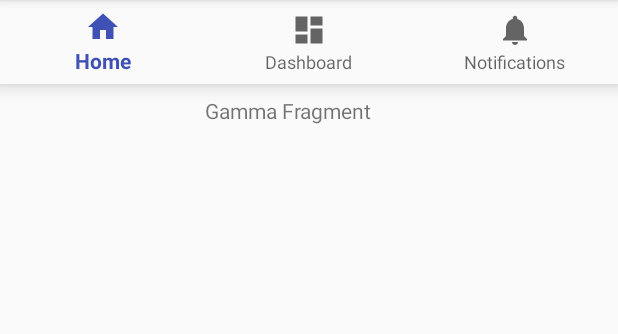
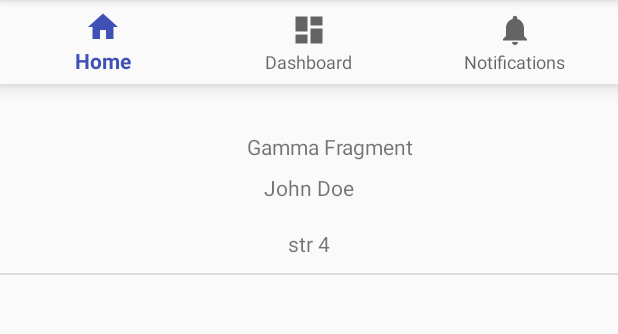
Before and after one commit to erhodes/ArchitectureTesting, an Android app: the fragment GammaFragment placed in its activity, on a phone screen of 412 x 824 dp, the part 84-418 px from its top. Run offline under Robolectric (Android 15) with nearby library versions, the phone set to English and light mode, and no system bars; our stand-ins replace Dagger/Hilt's generated code, Room's generated code.

Commit message:
added list of user attributes to gamma

```diff
--- a/app/build.gradle
+++ b/app/build.gradle
@@ -39,4 +39,6 @@ dependencies {
     implementation "com.google.dagger:dagger-android-support:$daggerVersion"
     annotationProcessor "com.google.dagger:dagger-compiler:$daggerVersion"
     annotationProcessor "com.google.dagger:dagger-android-processor:$daggerVersion"
+
+    implementation "com.google.code.gson:gson:2.8.2"
 }
--- a/app/src/main/java/com/example/e_rho/architecturetesting/MyRepository.java
+++ b/app/src/main/java/com/example/e_rho/architecturetesting/MyRepository.java
@@ -28,9 +28,6 @@ public class MyRepository {
         mUserDao = centralDatabase.userDao();
         mUser = mUserDao.load(1);
         mUserList = mUserDao.loadAll();
-
-//        mUser = new MutableLiveData<>();
-//        mUser.setValue(new User("John", "Doe"));
     }
 
     public LiveData<User> getUser() {
@@ -45,7 +42,6 @@ public class MyRepository {
         new AsyncTask<Void, Void, Void>() {
             @Override
             protected Void doInBackground(Void... voids) {
-                Log.d("Eric","saving user " + user);
                 mUserDao.save(user);
                 return null;
             }
--- a/app/src/main/java/com/example/e_rho/architecturetesting/alpha/AlphaFragment.java
+++ b/app/src/main/java/com/example/e_rho/architecturetesting/alpha/AlphaFragment.java
@@ -24,6 +24,7 @@ import com.example.e_rho.architecturetesting.R;
 import com.example.e_rho.architecturetesting.model.Attribute;
 import com.example.e_rho.architecturetesting.model.User;
 
+import java.util.HashMap;
 import java.util.List;
 
 /**
@@ -96,7 +97,10 @@ public class AlphaFragment extends BaseFragment {
             @Override
             public void onClick(View v) {
                 Attribute strength = new Attribute("Strength", "str", 4);
-                User user = new User("John", "Doe", strength);
+                strength.calculateFinalValue();
+                HashMap<String, Attribute> attributes = new HashMap<>();
+                attributes.put("str",strength);
+                User user = new User("John", "Doe", attributes);
                 mViewModel.addUser(user);
             }
         });
--- a/app/src/main/java/com/example/e_rho/architecturetesting/database/Converters.java
+++ b/app/src/main/java/com/example/e_rho/architecturetesting/database/Converters.java
@@ -1,8 +1,15 @@
 package com.example.e_rho.architecturetesting.database;
 
 import android.arch.persistence.room.TypeConverter;
+import android.util.Log;
 
 import com.example.e_rho.architecturetesting.model.Attribute;
+import com.google.gson.Gson;
+import com.google.gson.GsonBuilder;
+import com.google.gson.reflect.TypeToken;
+
+import java.lang.reflect.Type;
+import java.util.HashMap;
 
 /**
  * Created by e_rho on 2/14/2018.
@@ -19,4 +26,19 @@ public class Converters {
     public static int attributeToInt(Attribute attribute) {
         return attribute.getBaseValue();
     }
+
+    @TypeConverter
+    public static HashMap<String, Attribute> fromString(String json) {
+        Log.d("Eric","deserialzing " + json);
+        Gson gson = new Gson();
+        Type collectionType = new TypeToken<HashMap<String, Attribute>>() {}.getType();
+        return gson.fromJson(json, collectionType);
+    }
+
+    @TypeConverter
+    public static String toString(HashMap<String, Attribute> attributes) {
+        Gson gson = new Gson();
+        Log.d("Eric",gson.toJson(attributes));
+        return gson.toJson(attributes);
+    }
 }
--- a/app/src/main/java/com/example/e_rho/architecturetesting/gamma/GammaFragment.java
+++ b/app/src/main/java/com/example/e_rho/architecturetesting/gamma/GammaFragment.java
@@ -11,6 +11,7 @@ import android.view.ViewGroup;
 import android.widget.ArrayAdapter;
 import android.widget.Button;
 import android.widget.ListView;
+import android.widget.TextView;
 
 import com.example.e_rho.architecturetesting.BaseFragment;
 import com.example.e_rho.architecturetesting.R;
@@ -29,6 +30,7 @@ public class GammaFragment extends BaseFragment {
     private ListView mListView;
     private ArrayAdapter<String> mAdapter;
     private User mUser;
+    private TextView mNameView;
 
     public static GammaFragment newInstance() {
         return new GammaFragment();
@@ -59,7 +61,11 @@ public class GammaFragment extends BaseFragment {
         mViewModel.getUser().observe(this, new android.arch.lifecycle.Observer<User>() {
             @Override
             public void onChanged(@Nullable User user) {
+                if (user == null) {
+                    return;
+                }
                 mUser = user;
+                updateUser(user);
             }
         });
     }
@@ -73,6 +79,7 @@ public class GammaFragment extends BaseFragment {
         mAdapter = new ArrayAdapter<>(getActivity(), R.layout.listview_string);
         mListView.setAdapter(mAdapter);
 
+        mNameView = view.findViewById(R.id.charNameText);
         Button changeNameButton = (Button) view.findViewById(R.id.button);
         changeNameButton.setOnClickListener(new View.OnClickListener() {
             @Override
@@ -86,13 +93,22 @@ public class GammaFragment extends BaseFragment {
         addUserButton.setOnClickListener(new View.OnClickListener() {
             @Override
             public void onClick(View v) {
-                Attribute strength = new Attribute("Strength", "str", 4);
-                User user = new User("John", "Doe", strength);
-                mViewModel.addUser(user);
+                // this does nothing
             }
         });
 
         return view;
+    }
+
+    private void updateUser(User user) {
+        mNameView.setText(user.getFullName());
+        // todo: list all the attributes
+        mAdapter.clear();
+        for (Attribute attribute : user.getAttributes().values()) {
+            mAdapter.add(attribute.toString());
+        }
+        mAdapter.notifyDataSetChanged();
+        mListView.invalidate();
     }
 
     public void displayStrings(List<String> strings) {
--- a/app/src/main/java/com/example/e_rho/architecturetesting/model/Attribute.java
+++ b/app/src/main/java/com/example/e_rho/architecturetesting/model/Attribute.java
@@ -1,4 +1,8 @@
 package com.example.e_rho.architecturetesting.model;
+
+import android.util.Log;
+
+import com.google.gson.annotations.Expose;
 
 /**
  * Created by e_rho on 2/14/2018.
@@ -8,12 +12,17 @@ public class Attribute {
     protected String mName, mKey;
     protected int mBaseValue, mModifier, mFinalValue;
 
-    public Attribute() {}
-
     public Attribute (int n) {
         mBaseValue = n;
         calculateFinalValue();
     }
+
+    public Attribute(String key, int baseValue) {
+        mKey = key;
+        mBaseValue = baseValue;
+        calculateFinalValue();
+    }
+
     public Attribute(String name, String key, int baseValue) {
         mName = name;
         mKey = key;
@@ -21,6 +30,9 @@ public class Attribute {
         calculateFinalValue();
     }
 
+    public String toString() {
+        return mKey + " " + mFinalValue;
+    }
     public void addModifier(int modifier) {
         mModifier += modifier;
         calculateFinalValue();
--- a/app/src/main/java/com/example/e_rho/architecturetesting/model/User.java
+++ b/app/src/main/java/com/example/e_rho/architecturetesting/model/User.java
@@ -3,6 +3,7 @@ package com.example.e_rho.architecturetesting.model;
 import android.arch.persistence.room.Entity;
 import android.arch.persistence.room.PrimaryKey;
 
+import java.util.HashMap;
 import java.util.Locale;
 
 /**
@@ -13,19 +14,22 @@ public class User {
     @PrimaryKey(autoGenerate = true)
     private int uid;
 
-    private Attribute strength;
+    private HashMap<String, Attribute> attributes;
     private String firstName, lastName;
 
-    public User(String firstName, String lastName, Attribute strength){
+    public User(String firstName, String lastName, HashMap<String, Attribute> attributes){
         this.firstName = firstName;
         this.lastName = lastName;
-        this.strength = strength;
+        this.attributes = attributes;
     }
 
     public String toString() {
-        return String.format(Locale.CANADA,"%d: %s %s. Strength %d", uid, firstName, lastName, strength.getFinalValue());
+        return String.format(Locale.CANADA,"%d: %s %s. Strength %d", uid, firstName, lastName, attributes.get("str").getFinalValue());
     }
 
+    public String getFullName() {
+        return firstName + " " + lastName;
+    }
     public void setFirstName(String firstName) {
         this.firstName = firstName;
     }
@@ -48,11 +52,11 @@ public class User {
         this.uid = uid;
     }
 
-    public Attribute getStrength() {
-        return strength;
+    public HashMap<String, Attribute> getAttributes() {
+        return attributes;
     }
 
-    public void setStrength(Attribute attribute) {
-        strength = attribute;
+    public void setAttributes(HashMap<String, Attribute> attributes) {
+        this.attributes = attributes;
     }
 }
--- a/app/src/main/res/layout/fragment_gamma.xml
+++ b/app/src/main/res/layout/fragment_gamma.xml
@@ -9,27 +9,27 @@
         android:id="@+id/editText"
         android:layout_width="368dp"
         android:layout_height="wrap_content"
+        android:layout_marginEnd="8dp"
+        android:layout_marginLeft="8dp"
+        android:layout_marginTop="32dp"
         android:ems="10"
         android:gravity="center_horizontal"
         android:text="@string/gamma_fragment"
-        app:layout_constraintTop_toTopOf="parent"
-        android:layout_marginTop="8dp"
-        android:layout_marginStart="8dp"
-        app:layout_constraintLeft_toLeftOf="parent" />
+        app:layout_constraintEnd_toEndOf="parent"
+        app:layout_constraintLeft_toLeftOf="parent"
+        app:layout_constraintTop_toTopOf="parent" />
 
     <ListView
         android:id="@+id/list_view"
         android:layout_width="0dp"
         android:layout_height="0dp"
+        android:layout_marginBottom="8dp"
+        android:layout_marginTop="8dp"
         android:layout_weight="1"
-        android:layout_marginTop="10dp"
-        app:layout_constraintTop_toBottomOf="@+id/editText"
+        app:layout_constraintBottom_toTopOf="@+id/button"
         app:layout_constraintLeft_toLeftOf="parent"
         app:layout_constraintRight_toRightOf="parent"
-        android:layout_marginStart="8dp"
-        android:layout_marginEnd="8dp"
-        android:layout_marginBottom="8dp"
-        app:layout_constraintBottom_toTopOf="@+id/button" />
+        app:layout_constraintTop_toBottomOf="@+id/charNameText" />
 
     <Button
         android:id="@+id/button"
@@ -54,4 +54,16 @@
         app:layout_constraintBottom_toBottomOf="parent"
         app:layout_constraintEnd_toStartOf="@+id/button"
         app:layout_constraintStart_toStartOf="parent" />
+
+    <TextView
+        android:id="@+id/charNameText"
+        android:layout_width="wrap_content"
+        android:layout_height="wrap_content"
+        android:layout_marginEnd="8dp"
+        android:layout_marginStart="8dp"
+        android:layout_marginTop="8dp"
+        android:text="character name"
+        app:layout_constraintEnd_toEndOf="parent"
+        app:layout_constraintStart_toStartOf="parent"
+        app:layout_constraintTop_toBottomOf="@+id/editText" />
 </android.support.constraint.ConstraintLayout>
--- a/build.gradle
+++ b/build.gradle
@@ -6,7 +6,7 @@ buildscript {
         google()
     }
     dependencies {
-        classpath 'com.android.tools.build:gradle:3.1.0'
+        classpath 'com.android.tools.build:gradle:3.1.1'
 
         // NOTE: Do not place your application dependencies here; they belong
         // in the individual module build.gradle files
```
